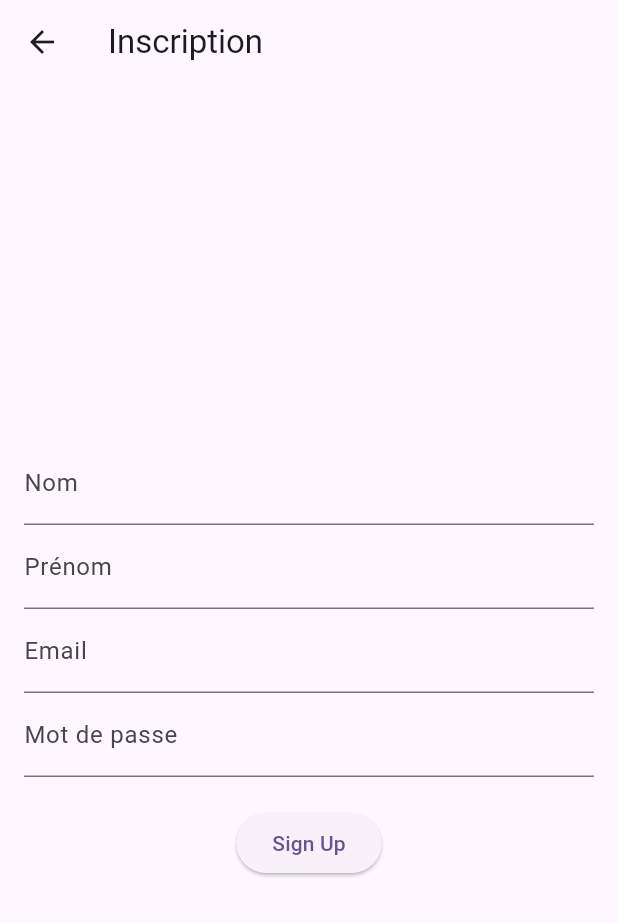
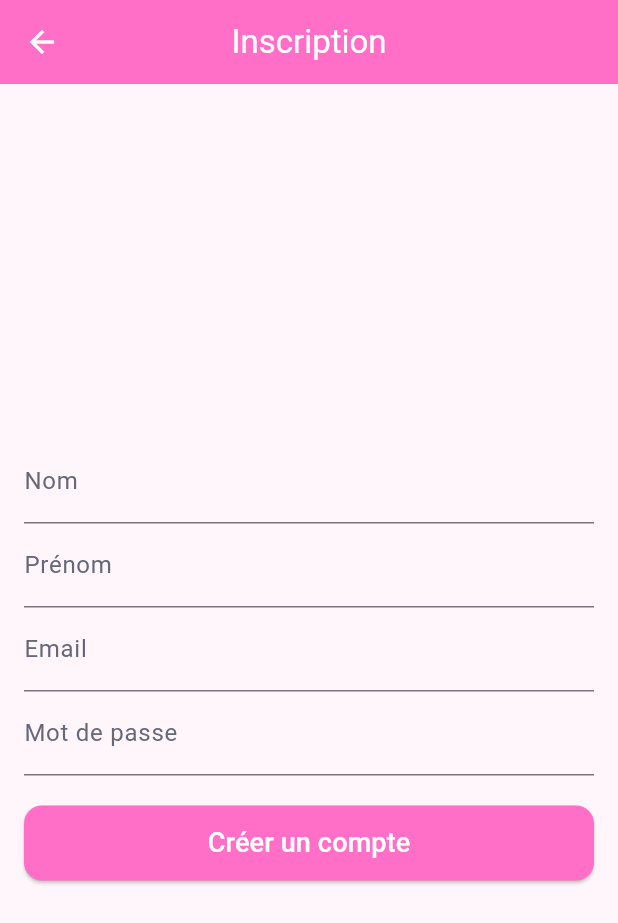
Before and after one commit to Gastonpallas/OpenInnov2025, a Flutter app: the screen it shows after launch, after a tap on "Créer un compte", on a phone screen of 412 x 824 dp. Shown: the top 923 px of the screen. Run offline on Flutter 3.47's test engine with Material 3 defaults, Android fonts, the phone set to English and light mode, and no system bars.

Commit message:
connexion : colors

```diff
--- /dev/null
+++ b/front/lib/app_colors.dart
@@ -0,0 +1,20 @@
+import 'package:flutter/material.dart';
+
+class AppColors {
+  // Palette principale
+  static const Color primary = Color(0xFFFF6EC7);       // Joy (Rose fuchsia)
+  static const Color accent = Color(0xFFFFD93D);        // Fun (Jaune éclatant)
+  static const Color secondary = Color(0xFF6A67CE);     // Playful (Violet pastel)
+  static const Color support = Color(0xFF5CE1E6);       // Fresh (Turquoise clair)
+
+  // Fonds
+  static const Color background = Color(0xFFFFF6FB);    // Soft Pop (Rose pâle)
+
+  // États
+  static const Color success = Color(0xFF00C896);       // Progression (Vert menthe)
+  static const Color alert = Color(0xFFFF5D5D);         // Manque (Rouge corail)
+
+  // Texte
+  static const Color textPrimary = Color(0xFF2B2D42);   // Texte principal (Bleu-gris foncé)
+  static const Color textSecondary = Color(0xFF66687A); // Texte secondaire (Gris bleuté)
+}
--- a/front/lib/auth_navigation.dart
+++ b/front/lib/auth_navigation.dart
@@ -1,37 +1,60 @@
 import 'package:flutter/material.dart';
 import 'login_page.dart';
 import 'signup_page.dart';
+import 'app_colors.dart';
 
 class AuthNavigation extends StatelessWidget {
   @override
   Widget build(BuildContext context) {
     return Scaffold(
       appBar: AppBar(
-        title: Text('Authentication'),
+        title: Text('Authentification'),
+        centerTitle: true,
       ),
       body: Center(
+        child: Padding(
+          padding: const EdgeInsets.symmetric(horizontal: 32.0),
           child: Column(
             mainAxisAlignment: MainAxisAlignment.center,
             children: <Widget>[
+              Icon(Icons.pets, size: 80, color: AppColors.primary),
+              SizedBox(height: 30),
+              Text(
+                'Bienvenue sur PawStep',
+                style: TextStyle(fontSize: 24, fontWeight: FontWeight.bold),
+              ),
+              SizedBox(height: 40),
               ElevatedButton(
+                style: ElevatedButton.styleFrom(
+                  minimumSize: Size(double.infinity, 50), // bouton large
+                  shape: RoundedRectangleBorder(borderRadius: BorderRadius.circular(12)),
+                ),
                 onPressed: () {
                   Navigator.push(
                     context,
                     MaterialPageRoute(builder: (context) => LoginPage()),
                   );
                 },
-              child: Text('Se connecter'),
+                child: Text('Se connecter', style: TextStyle(fontSize: 18)),
               ),
+              SizedBox(height: 16),
               ElevatedButton(
+                style: ElevatedButton.styleFrom(
+                  backgroundColor: AppColors.primary,
+                  foregroundColor: AppColors.textPrimary,
+                  minimumSize: Size(double.infinity, 50),
+                  shape: RoundedRectangleBorder(borderRadius: BorderRadius.circular(12)),
+                ),
                 onPressed: () {
                   Navigator.push(
                     context,
                     MaterialPageRoute(builder: (context) => SignupPage()),
                   );
                 },
-              child: Text('Créer un compte'),
+                child: Text('Créer un compte', style: TextStyle(fontSize: 18)),
               ),
             ],
+          ),
         ),
       ),
     );
--- a/front/lib/login_page.dart
+++ b/front/lib/login_page.dart
@@ -1,4 +1,6 @@
 import 'package:flutter/material.dart';
+import 'app_colors.dart';
+
 
 class LoginPage extends StatelessWidget {
   // Étape 1 : Déclaration des contrôleurs
@@ -8,42 +10,62 @@ class LoginPage extends StatelessWidget {
   @override
   Widget build(BuildContext context) {
     return Scaffold(
+      backgroundColor: AppColors.background,
       appBar: AppBar(
-        title: Text('Connexion'),
+        title: Text(
+          'Connexion',
+          style: TextStyle(color: Colors.white),
+        ),
+        backgroundColor: AppColors.primary,
+        iconTheme: IconThemeData(color: Colors.white),
       ),
       body: Padding(
         padding: const EdgeInsets.all(16.0),
         child: Column(
           mainAxisAlignment: MainAxisAlignment.center,
           children: <Widget>[
-            // Étape 2 : Liaison des contrôleurs aux TextField
             TextField(
               controller: emailController,
-              decoration: InputDecoration(labelText: 'Email'),
+              decoration: InputDecoration(
+                labelText: 'Email',
+                labelStyle: TextStyle(color: AppColors.textSecondary),
+                focusedBorder: UnderlineInputBorder(
+                  borderSide: BorderSide(color: AppColors.primary),
+                ),
+              ),
             ),
             TextField(
               controller: passwordController,
-              decoration: InputDecoration(labelText: 'Mot de passe'),
               obscureText: true,
+              decoration: InputDecoration(
+                labelText: 'Mot de passe',
+                labelStyle: TextStyle(color: AppColors.textSecondary),
+                focusedBorder: UnderlineInputBorder(
+                  borderSide: BorderSide(color: AppColors.primary),
+                ),
+              ),
             ),
             SizedBox(height: 20),
             ElevatedButton(
+              style: ElevatedButton.styleFrom(
+                backgroundColor: AppColors.primary,
+                foregroundColor: Colors.white,
+                minimumSize: Size(double.infinity, 50),
+                shape: RoundedRectangleBorder(
+                  borderRadius: BorderRadius.circular(12),
+                ),
+              ),
               onPressed: () {
-                // Étape 3 : Récupération des valeurs saisies
                 String email = emailController.text;
                 String password = passwordController.text;
-
-                //TODO Apel API
-
-                //TODO SI OK
-
-                //TODO SI ERREUR
-                },
-              child: Text('Se connecter'),
+                // TODO: API call
+              },
+              child: Text('Se connecter', style: TextStyle(fontSize: 18)),
             ),
           ],
         ),
       ),
     );
+
   }
 }
--- a/front/lib/signup_page.dart
+++ b/front/lib/signup_page.dart
@@ -1,7 +1,8 @@
 import 'package:flutter/material.dart';
+import 'app_colors.dart';
 
 class SignupPage extends StatelessWidget {
-  // Étape 1 : Déclarer les contrôleurs
+  // Déclaration des contrôleurs
   final TextEditingController nomController = TextEditingController();
   final TextEditingController prenomController = TextEditingController();
   final TextEditingController emailController = TextEditingController();
@@ -10,8 +11,12 @@ class SignupPage extends StatelessWidget {
   @override
   Widget build(BuildContext context) {
     return Scaffold(
+      backgroundColor: AppColors.background,
       appBar: AppBar(
-        title: Text('Inscription'),
+        backgroundColor: AppColors.primary,
+        iconTheme: IconThemeData(color: Colors.white),
+        title: Text('Inscription', style: TextStyle(color: Colors.white)),
+        centerTitle: true,
       ),
       body: Padding(
         padding: const EdgeInsets.all(16.0),
@@ -20,39 +25,69 @@ class SignupPage extends StatelessWidget {
           children: <Widget>[
             TextField(
               controller: nomController,
-              decoration: InputDecoration(labelText: 'Nom'),
+              decoration: InputDecoration(
+                labelText: 'Nom',
+                labelStyle: TextStyle(color: AppColors.textSecondary),
+                focusedBorder: UnderlineInputBorder(
+                  borderSide: BorderSide(color: AppColors.primary),
+                ),
+              ),
             ),
             TextField(
               controller: prenomController,
-              decoration: InputDecoration(labelText: 'Prénom'),
+              decoration: InputDecoration(
+                labelText: 'Prénom',
+                labelStyle: TextStyle(color: AppColors.textSecondary),
+                focusedBorder: UnderlineInputBorder(
+                  borderSide: BorderSide(color: AppColors.primary),
+                ),
+              ),
             ),
             TextField(
               controller: emailController,
-              decoration: InputDecoration(labelText: 'Email'),
+              decoration: InputDecoration(
+                labelText: 'Email',
+                labelStyle: TextStyle(color: AppColors.textSecondary),
+                focusedBorder: UnderlineInputBorder(
+                  borderSide: BorderSide(color: AppColors.primary),
+                ),
+              ),
             ),
             TextField(
               controller: passwordController,
-              decoration: InputDecoration(labelText: 'Mot de passe'),
               obscureText: true,
+              decoration: InputDecoration(
+                labelText: 'Mot de passe',
+                labelStyle: TextStyle(color: AppColors.textSecondary),
+                focusedBorder: UnderlineInputBorder(
+                  borderSide: BorderSide(color: AppColors.primary),
+                ),
+              ),
             ),
             SizedBox(height: 20),
             ElevatedButton(
+              style: ElevatedButton.styleFrom(
+                backgroundColor: AppColors.primary,
+                foregroundColor: Colors.white,
+                minimumSize: Size(double.infinity, 50),
+                shape: RoundedRectangleBorder(
+                  borderRadius: BorderRadius.circular(12),
+                ),
+              ),
               onPressed: () {
-                // Étape 2 : Récupérer les valeurs
                 String nom = nomController.text;
                 String prenom = prenomController.text;
                 String email = emailController.text;
                 String password = passwordController.text;
 
-                // Afficher dans la console
                 print('Nom : $nom');
                 print('Prénom : $prenom');
                 print('Email : $email');
                 print('Mot de passe : $password');
 
-                // Tu peux ajouter ici la logique d'inscription (API, validation, etc.)
+                // TODO: Logique d’inscription ici
               },
-              child: Text('Sign Up'),
+              child: Text('Créer un compte', style: TextStyle(fontSize: 18)),
             ),
           ],
         ),
```
Lines whose indentation alone changed are shown as unchanged.
